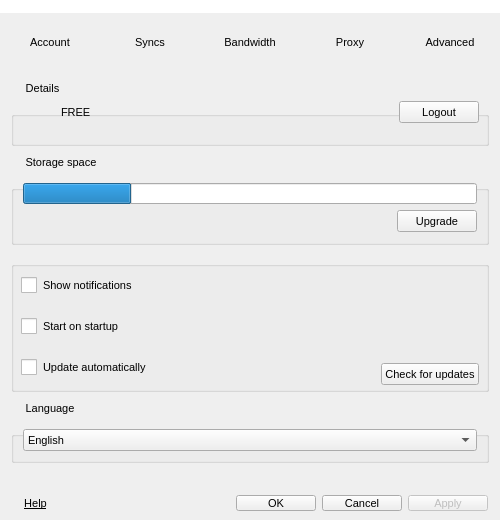
Before: the Qt Designer form Source/MEGASync/gui/SettingsDialog.ui in meganz/MEGAsync, drawn with Qt 5.
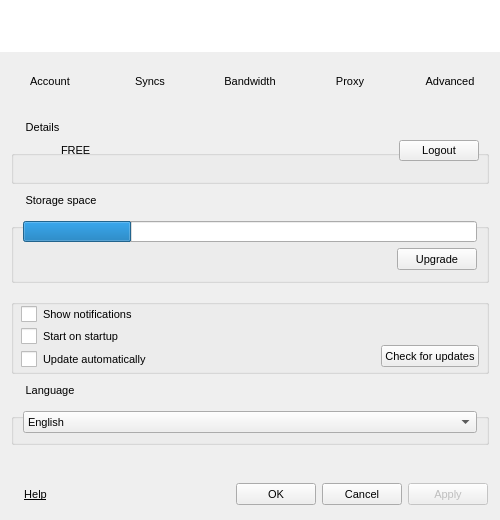
After: the same form once the commit is applied. Icons and pictures are not drawn.

```diff
--- a/Source/MEGASync/gui/SettingsDialog.ui
+++ b/Source/MEGASync/gui/SettingsDialog.ui
@@ -470,6 +470,24 @@
    </item>
    <item row="2" column="0">
     <widget class="QStackedWidget" name="wStack">
+     <property name="sizePolicy">
+      <sizepolicy hsizetype="Fixed" vsizetype="Fixed">
+       <horstretch>0</horstretch>
+       <verstretch>0</verstretch>
+      </sizepolicy>
+     </property>
+     <property name="minimumSize">
+      <size>
+       <width>500</width>
+       <height>345</height>
+      </size>
+     </property>
+     <property name="maximumSize">
+      <size>
+       <width>500</width>
+       <height>345</height>
+      </size>
+     </property>
      <property name="currentIndex">
       <number>0</number>
      </property>
```
